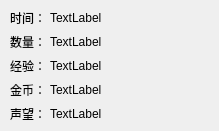
First picture: the form in code/mirror/fight_info.ui, repository simon0xia/mirror, before the edit.
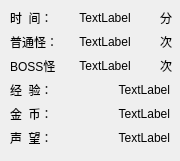
Second picture: the form after the edit.

Commit message: 战斗统计信息区分普通怪及BOSS；将技能及buff从装备表中单独列出来；修改暴率；

```diff
--- a/code/mirror/fight_info.ui
+++ b/code/mirror/fight_info.ui
@@ -6,8 +6,8 @@
    <rect>
     <x>0</x>
     <y>0</y>
-    <width>219</width>
-    <height>131</height>
+    <width>180</width>
+    <height>161</height>
    </rect>
   </property>
   <property name="windowTitle">
@@ -18,129 +18,212 @@
     <rect>
      <x>10</x>
      <y>8</y>
-     <width>36</width>
+     <width>50</width>
      <height>20</height>
     </rect>
    </property>
    <property name="text">
-    <string>时间：</string>
+    <string>时  间：</string>
    </property>
   </widget>
   <widget class="QLabel" name="lbl_time">
    <property name="geometry">
     <rect>
-     <x>50</x>
+     <x>60</x>
      <y>8</y>
-     <width>161</width>
+     <width>90</width>
      <height>20</height>
     </rect>
    </property>
    <property name="text">
     <string>TextLabel</string>
    </property>
+   <property name="alignment">
+    <set>Qt::AlignCenter</set>
+   </property>
   </widget>
   <widget class="QLabel" name="lbl_exp">
    <property name="geometry">
     <rect>
-     <x>50</x>
-     <y>56</y>
-     <width>161</width>
+     <x>60</x>
+     <y>80</y>
+     <width>110</width>
      <height>20</height>
     </rect>
    </property>
    <property name="text">
     <string>TextLabel</string>
    </property>
+   <property name="alignment">
+    <set>Qt::AlignRight|Qt::AlignTrailing|Qt::AlignVCenter</set>
+   </property>
   </widget>
   <widget class="QLabel" name="label_4">
    <property name="geometry">
     <rect>
      <x>10</x>
-     <y>56</y>
-     <width>36</width>
+     <y>80</y>
+     <width>50</width>
      <height>20</height>
     </rect>
    </property>
    <property name="text">
-    <string>经验：</string>
+    <string>经  验：</string>
    </property>
   </widget>
   <widget class="QLabel" name="label_5">
    <property name="geometry">
     <rect>
      <x>10</x>
-     <y>80</y>
-     <width>36</width>
+     <y>104</y>
+     <width>50</width>
      <height>20</height>
     </rect>
    </property>
    <property name="text">
-    <string>金币：</string>
+    <string>金  币：</string>
    </property>
   </widget>
   <widget class="QLabel" name="label_6">
    <property name="geometry">
     <rect>
      <x>10</x>
-     <y>104</y>
-     <width>36</width>
+     <y>128</y>
+     <width>50</width>
      <height>20</height>
     </rect>
    </property>
    <property name="text">
-    <string>声望：</string>
+    <string>声  望：</string>
    </property>
   </widget>
   <widget class="QLabel" name="lbl_coin">
    <property name="geometry">
     <rect>
-     <x>50</x>
-     <y>80</y>
-     <width>161</width>
+     <x>60</x>
+     <y>104</y>
+     <width>110</width>
      <height>20</height>
     </rect>
    </property>
    <property name="text">
     <string>TextLabel</string>
    </property>
+   <property name="alignment">
+    <set>Qt::AlignRight|Qt::AlignTrailing|Qt::AlignVCenter</set>
+   </property>
   </widget>
   <widget class="QLabel" name="lbl_rep">
    <property name="geometry">
     <rect>
-     <x>50</x>
-     <y>104</y>
-     <width>161</width>
+     <x>60</x>
+     <y>128</y>
+     <width>110</width>
      <height>20</height>
     </rect>
    </property>
    <property name="text">
     <string>TextLabel</string>
    </property>
+   <property name="alignment">
+    <set>Qt::AlignRight|Qt::AlignTrailing|Qt::AlignVCenter</set>
+   </property>
   </widget>
   <widget class="QLabel" name="label_7">
    <property name="geometry">
     <rect>
      <x>10</x>
      <y>32</y>
-     <width>36</width>
+     <width>50</width>
      <height>20</height>
     </rect>
    </property>
    <property name="text">
-    <string>数量：</string>
+    <string>普通怪：</string>
    </property>
   </widget>
   <widget class="QLabel" name="lbl_count">
    <property name="geometry">
     <rect>
-     <x>50</x>
+     <x>60</x>
      <y>32</y>
-     <width>161</width>
+     <width>90</width>
      <height>20</height>
     </rect>
    </property>
    <property name="text">
     <string>TextLabel</string>
+   </property>
+   <property name="alignment">
+    <set>Qt::AlignCenter</set>
+   </property>
+  </widget>
+  <widget class="QLabel" name="lbl_count2">
+   <property name="geometry">
+    <rect>
+     <x>60</x>
+     <y>56</y>
+     <width>90</width>
+     <height>20</height>
+    </rect>
+   </property>
+   <property name="text">
+    <string>TextLabel</string>
+   </property>
+   <property name="alignment">
+    <set>Qt::AlignCenter</set>
+   </property>
+  </widget>
+  <widget class="QLabel" name="label_8">
+   <property name="geometry">
+    <rect>
+     <x>10</x>
+     <y>56</y>
+     <width>50</width>
+     <height>20</height>
+    </rect>
+   </property>
+   <property name="text">
+    <string>BOSS怪：</string>
+   </property>
+  </widget>
+  <widget class="QLabel" name="label_2">
+   <property name="geometry">
+    <rect>
+     <x>160</x>
+     <y>8</y>
+     <width>16</width>
+     <height>20</height>
+    </rect>
+   </property>
+   <property name="text">
+    <string>分</string>
+   </property>
+  </widget>
+  <widget class="QLabel" name="label_3">
+   <property name="geometry">
+    <rect>
+     <x>160</x>
+     <y>32</y>
+     <width>16</width>
+     <height>20</height>
+    </rect>
+   </property>
+   <property name="text">
+    <string>次</string>
+   </property>
+  </widget>
+  <widget class="QLabel" name="label_9">
+   <property name="geometry">
+    <rect>
+     <x>160</x>
+     <y>56</y>
+     <width>16</width>
+     <height>20</height>
+    </rect>
+   </property>
+   <property name="text">
+    <string>次</string>
    </property>
   </widget>
  </widget>
```
Left out of the diff: 2 changed lines with no effect on the pictures. The commit also changes 7 other files.
